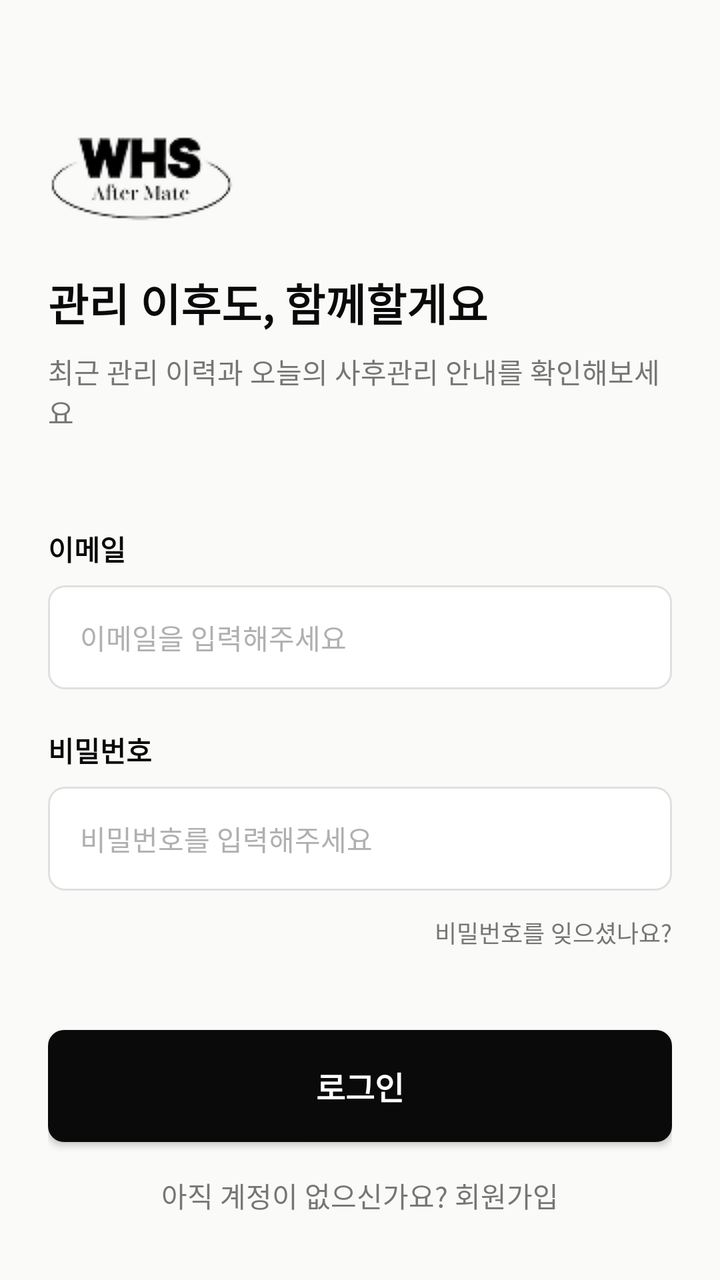
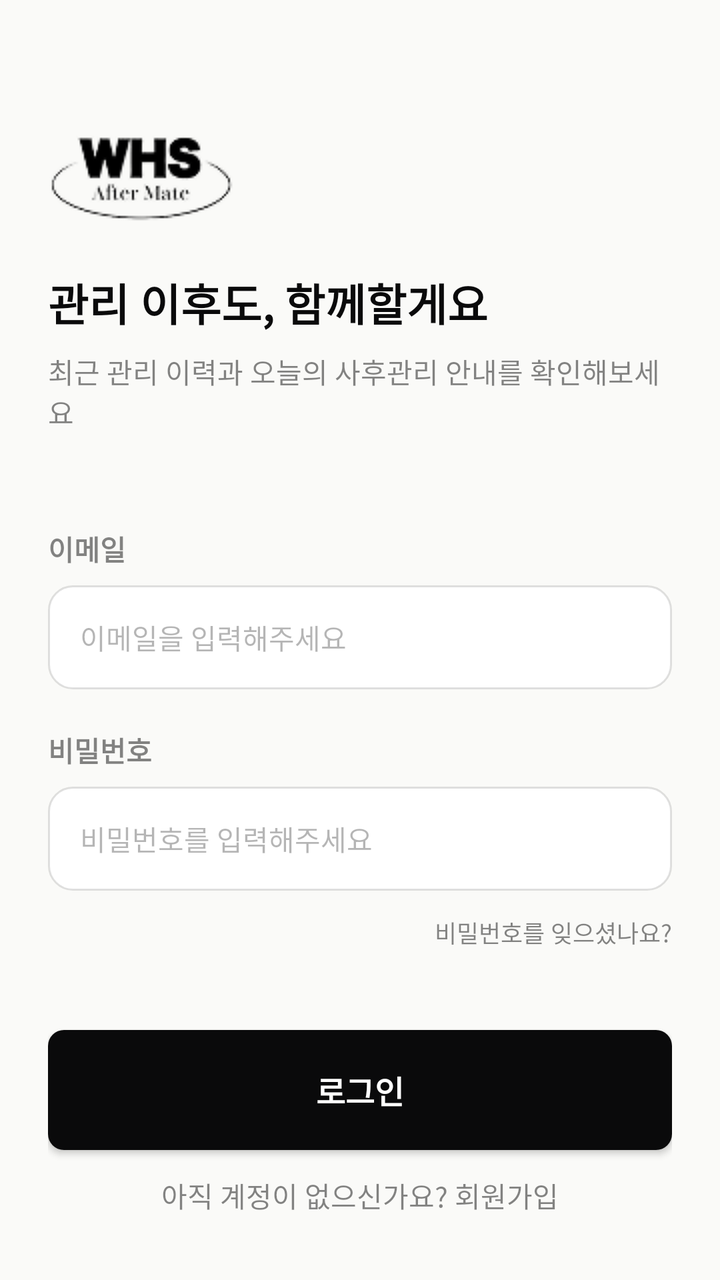

Before-and-after screenshots of an Android layout around one commit, followed by the original layout XML and the change that was made.
<!-- AndroidManifest.xml: application theme Theme.WHSAfterMate -->
<!-- res/layout/fragment_login.xml -->
<?xml version="1.0" encoding="utf-8"?>
<androidx.constraintlayout.widget.ConstraintLayout xmlns:android="http://schemas.android.com/apk/res/android"
    xmlns:app="http://schemas.android.com/apk/res-auto"
    xmlns:tools="http://schemas.android.com/tools"
    android:layout_width="match_parent"
    android:layout_height="match_parent"
    android:background="@color/background"
    android:padding="24dp"
    tools:context=".ui.auth.LoginFragment">

    
    <ImageView
        android:id="@+id/ivLogo"
        android:layout_width="wrap_content"
        android:layout_height="wrap_content"
        android:layout_marginTop="40dp"
        android:src="@drawable/logo_black"
        app:layout_constraintStart_toStartOf="parent"
        app:layout_constraintTop_toTopOf="parent" />

    <TextView
        android:id="@+id/tvTitle"
        android:layout_width="wrap_content"
        android:layout_height="wrap_content"
        android:layout_marginTop="24dp"
        android:text="관리 이후도, 함께할게요"
        android:textColor="@color/whs_black"
        android:textSize="22sp"
        android:textStyle="bold"
        app:layout_constraintStart_toStartOf="parent"
        app:layout_constraintTop_toBottomOf="@id/ivLogo" />

    <TextView
        android:id="@+id/tvSubtitle"
        android:layout_width="0dp"
        android:layout_height="wrap_content"
        android:layout_marginTop="8dp"
        android:text="최근 관리 이력과 오늘의 사후관리 안내를 확인해보세요"
        android:textColor="@color/gray_text_label"
        android:textSize="14sp"
        app:layout_constraintEnd_toEndOf="parent"
        app:layout_constraintStart_toStartOf="parent"
        app:layout_constraintTop_toBottomOf="@id/tvTitle" />

    
    <TextView
        android:id="@+id/tvEmailLabel"
        android:layout_width="wrap_content"
        android:layout_height="wrap_content"
        android:layout_marginTop="48dp"
        android:text="이메일"
        android:textColor="@color/whs_black"
        android:textSize="14sp"
        android:textStyle="bold"
        app:layout_constraintStart_toStartOf="parent"
        app:layout_constraintTop_toBottomOf="@id/tvSubtitle" />

    <EditText
        android:id="@+id/etEmail"
        android:layout_width="0dp"
        android:layout_height="52dp"
        android:layout_marginTop="8dp"
        android:background="@drawable/bg_edittext"
        android:hint="이메일을 입력해주세요"
        android:inputType="textEmailAddress"
        android:paddingHorizontal="16dp"
        android:textSize="14sp"
        android:textColorHint="@color/gray_text_hint"
        app:layout_constraintEnd_toEndOf="parent"
        app:layout_constraintStart_toStartOf="parent"
        app:layout_constraintTop_toBottomOf="@id/tvEmailLabel" />

    
    <TextView
        android:id="@+id/tvPasswordLabel"
        android:layout_width="wrap_content"
        android:layout_height="wrap_content"
        android:layout_marginTop="20dp"
        android:text="비밀번호"
        android:textColor="@color/whs_black"
        android:textSize="14sp"
        android:textStyle="bold"
        app:layout_constraintStart_toStartOf="parent"
        app:layout_constraintTop_toBottomOf="@id/etEmail" />

    <EditText
        android:id="@+id/etPassword"
        android:layout_width="0dp"
        android:layout_height="52dp"
        android:layout_marginTop="8dp"
        android:background="@drawable/bg_edittext"
        android:hint="비밀번호를 입력해주세요"
        android:inputType="textPassword"
        android:paddingHorizontal="16dp"
        android:textSize="14sp"
        android:textColorHint="@color/gray_text_hint"
        app:layout_constraintEnd_toEndOf="parent"
        app:layout_constraintStart_toStartOf="parent"
        app:layout_constraintTop_toBottomOf="@id/tvPasswordLabel" />

    
    <TextView
        android:id="@+id/tvForgotPassword"
        android:layout_width="wrap_content"
        android:layout_height="wrap_content"
        android:layout_marginTop="12dp"
        android:text="비밀번호를 잊으셨나요?"
        android:textColor="@color/gray_text_label"
        android:textSize="12sp"
        app:layout_constraintEnd_toEndOf="parent"
        app:layout_constraintTop_toBottomOf="@id/etPassword" />

    
    <androidx.appcompat.widget.AppCompatButton
        android:id="@+id/btnLogin"
        android:layout_width="0dp"
        android:layout_height="56dp"
        android:layout_marginTop="40dp"
        android:background="@drawable/bg_button_black"
        android:text="로그인"
        android:textColor="@color/white"
        android:textSize="16sp"
        android:textStyle="bold"
        app:layout_constraintEnd_toEndOf="parent"
        app:layout_constraintStart_toStartOf="parent"
        app:layout_constraintTop_toBottomOf="@id/tvForgotPassword" />

    
    <TextView
        android:id="@+id/tvSignUpGuide"
        android:layout_width="wrap_content"
        android:layout_height="wrap_content"
        android:layout_marginBottom="8dp"
        android:text="아직 계정이 없으신가요? 회원가입"
        android:textColor="@color/gray_text_label"
        android:textSize="14sp"
        app:layout_constraintBottom_toBottomOf="parent"
        app:layout_constraintEnd_toEndOf="parent"
        app:layout_constraintStart_toStartOf="parent" />

</androidx.constraintlayout.widget.ConstraintLayout>
<!-- resources referenced by this layout -->
<resources>
  <color name="background">#FAFAF8</color>
  <color name="gray_text_hint">#B0B0B0</color>
  <color name="gray_text_label">#767676</color>
  <color name="white">#FFFFFFFF</color>
  <color name="whs_black">#0A0A0B</color>
  <!-- drawable bg_button_black (drawable) -->
  <?xml version="1.0" encoding="utf-8"?>
  <shape xmlns:android="http://schemas.android.com/apk/res/android">
      <solid android:color="@color/whs_black" />
      <corners android:radius="8dp" />
  </shape>
  <!-- drawable bg_edittext (drawable) -->
  <?xml version="1.0" encoding="utf-8"?>
  <shape xmlns:android="http://schemas.android.com/apk/res/android">
      <solid android:color="@color/white" />
      <stroke
          android:width="1dp"
          android:color="@color/gray_border" />
      <corners android:radius="8dp" />
  </shape>
  <!-- drawable logo_black: png bitmap (drawable, 4668 bytes) -->
  <style name="Theme.WHSAfterMate" parent="Theme.MaterialComponents.DayNight.DarkActionBar">
          
          <item name="colorPrimary">@color/purple_500</item>
          <item name="colorPrimaryVariant">@color/purple_700</item>
          <item name="colorOnPrimary">@color/white</item>
          
          <item name="colorSecondary">@color/teal_200</item>
          <item name="colorSecondaryVariant">@color/teal_700</item>
          <item name="colorOnSecondary">@color/black</item>
          
          <item name="android:statusBarColor" tools:targetApi="l">?attr/colorPrimaryVariant</item>
      </style>
  <color name="gray_border">#E0E0E0</color>
  <color name="purple_500">#FF6200EE</color>
  <color name="purple_700">#FF3700B3</color>
  <color name="teal_200">#FF03DAC5</color>
  <color name="teal_700">#FF018786</color>
  <color name="black">#FF000000</color>
</resources>

<!-- the commit's change to res/layout/fragment_login.xml (unified diff, before → after) -->
@@ -36,7 +36,8 @@
         android:layout_height="wrap_content"
         android:layout_marginTop="8dp"
         android:text="최근 관리 이력과 오늘의 사후관리 안내를 확인해보세요"
-        android:textColor="@color/gray_text_label"
+        android:textColor="@color/whs_black"
+        android:alpha="0.5"
         android:textSize="14sp"
         app:layout_constraintEnd_toEndOf="parent"
         app:layout_constraintStart_toStartOf="parent"
@@ -50,6 +51,7 @@
         android:layout_marginTop="48dp"
         android:text="이메일"
         android:textColor="@color/whs_black"
+        android:alpha="0.5"
         android:textSize="14sp"
         android:textStyle="bold"
         app:layout_constraintStart_toStartOf="parent"
@@ -65,7 +67,7 @@
         android:inputType="textEmailAddress"
         android:paddingHorizontal="16dp"
         android:textSize="14sp"
-        android:textColorHint="@color/gray_text_hint"
+        android:textColorHint="#4D0A0A0B"
         app:layout_constraintEnd_toEndOf="parent"
         app:layout_constraintStart_toStartOf="parent"
         app:layout_constraintTop_toBottomOf="@id/tvEmailLabel" />
@@ -78,6 +80,7 @@
         android:layout_marginTop="20dp"
         android:text="비밀번호"
         android:textColor="@color/whs_black"
+        android:alpha="0.5"
         android:textSize="14sp"
         android:textStyle="bold"
         app:layout_constraintStart_toStartOf="parent"
@@ -93,7 +96,7 @@
         android:inputType="textPassword"
         android:paddingHorizontal="16dp"
         android:textSize="14sp"
-        android:textColorHint="@color/gray_text_hint"
+        android:textColorHint="#4D0A0A0B"
         app:layout_constraintEnd_toEndOf="parent"
         app:layout_constraintStart_toStartOf="parent"
         app:layout_constraintTop_toBottomOf="@id/tvPasswordLabel" />
@@ -105,7 +108,8 @@
         android:layout_height="wrap_content"
         android:layout_marginTop="12dp"
         android:text="비밀번호를 잊으셨나요?"
-        android:textColor="@color/gray_text_label"
+        android:textColor="@color/whs_black"
+        android:alpha="0.5"
         android:textSize="12sp"
         app:layout_constraintEnd_toEndOf="parent"
         app:layout_constraintTop_toBottomOf="@id/etPassword" />
@@ -114,7 +118,7 @@
     <androidx.appcompat.widget.AppCompatButton
         android:id="@+id/btnLogin"
         android:layout_width="0dp"
-        android:layout_height="56dp"
+        android:layout_height="60dp"
         android:layout_marginTop="40dp"
         android:background="@drawable/bg_button_black"
         android:text="로그인"
@@ -132,7 +136,8 @@
         android:layout_height="wrap_content"
         android:layout_marginBottom="8dp"
         android:text="아직 계정이 없으신가요? 회원가입"
-        android:textColor="@color/gray_text_label"
+        android:textColor="@color/whs_black"
+        android:alpha="0.5"
         android:textSize="14sp"
         app:layout_constraintBottom_toBottomOf="parent"
         app:layout_constraintEnd_toEndOf="parent"
<!-- resource entries referenced after the edit -->
@@ -1,8 +1,6 @@
 <!-- resources referenced by this layout -->
 <resources>
   <color name="background">#FAFAF8</color>
-  <color name="gray_text_hint">#B0B0B0</color>
-  <color name="gray_text_label">#767676</color>
   <color name="white">#FFFFFFFF</color>
   <color name="whs_black">#0A0A0B</color>
   <!-- drawable bg_button_black (drawable) -->
@@ -17,8 +15,8 @@
       <solid android:color="@color/white" />
       <stroke
           android:width="1dp"
-          android:color="@color/gray_border" />
-      <corners android:radius="8dp" />
+          android:color="#1F0A0A0B" />
+      <corners android:radius="12dp" />
   </shape>
   <!-- drawable logo_black: png bitmap (drawable, 4668 bytes) -->
   <style name="Theme.WHSAfterMate" parent="Theme.MaterialComponents.DayNight.DarkActionBar">
@@ -33,7 +31,6 @@
           
           <item name="android:statusBarColor" tools:targetApi="l">?attr/colorPrimaryVariant</item>
       </style>
-  <color name="gray_border">#E0E0E0</color>
   <color name="purple_500">#FF6200EE</color>
   <color name="purple_700">#FF3700B3</color>
   <color name="teal_200">#FF03DAC5</color>
